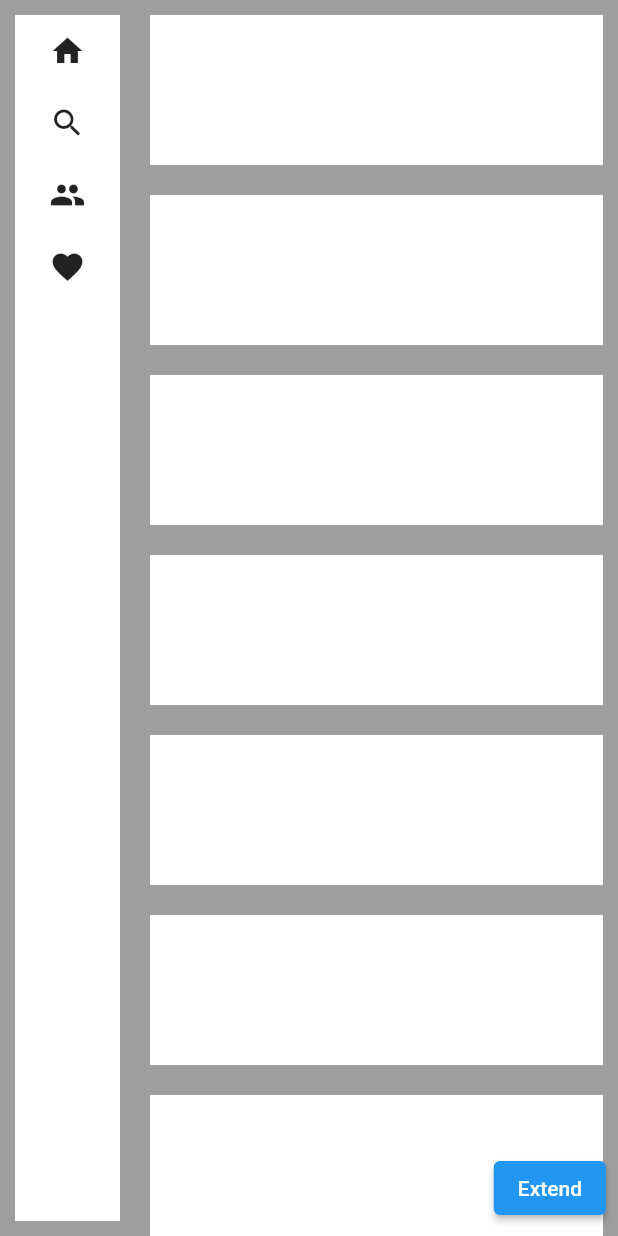
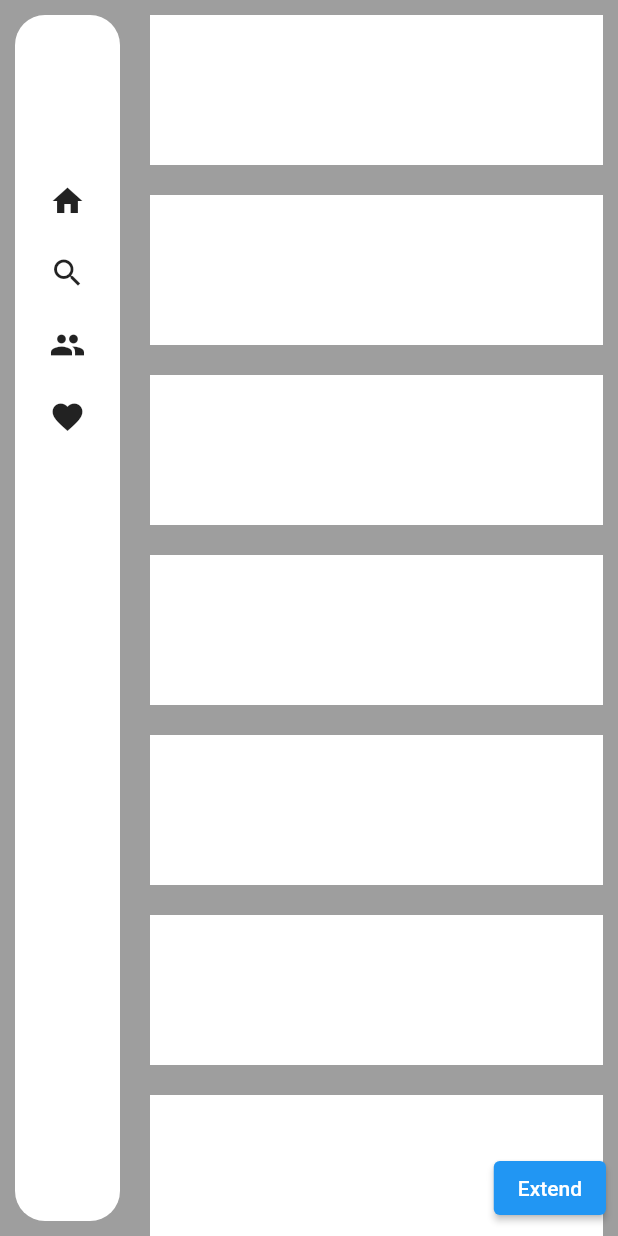
Before and after one commit to Frezyx/sidebarx, a Flutter app: the screen it shows after launch, on a phone screen of 412 x 824 dp. Run offline on Flutter 3.47's test engine with Material 2 defaults, Android fonts, the phone set to English and light mode, and no system bars.

Commit message:
Add cell widget & update theme

```diff
--- a/example/lib/main.dart
+++ b/example/lib/main.dart
@@ -25,25 +25,42 @@ class MyApp extends StatelessWidget {
               children: [
                 SidebarX(
                   controller: _controller,
-                  theme: const SidebarXTheme(
+                  theme: SidebarXTheme(
+                    decoration: BoxDecoration(
+                      color: Colors.white,
+                      borderRadius: BorderRadius.circular(20),
+                    ),
+                    margin: const EdgeInsets.all(10),
+                  ),
+                  headerBuilder: (context, extended) {
+                    return Container(
+                      height: 100,
+                    );
+                  },
+                  extendedTheme: const SidebarXTheme(
+                    width: 240,
                     decoration: BoxDecoration(color: Colors.white),
-                    margin: EdgeInsets.all(10),
-                  ),
-                  extendedTheme: const SidebarXTheme(
-                    width: 140,
-                    decoration: BoxDecoration(color: Colors.white),
-                    margin: EdgeInsets.all(10),
                   ),
                   items: [
                     SidebarXItem(
                       icon: Icons.home,
+                      label: 'Home',
                       onTap: () {
                         debugPrint('Hello');
                       },
                     ),
-                    const SidebarXItem(icon: Icons.search),
-                    const SidebarXItem(icon: Icons.people),
-                    const SidebarXItem(icon: Icons.favorite),
+                    const SidebarXItem(
+                      icon: Icons.search,
+                      label: 'Search',
+                    ),
+                    const SidebarXItem(
+                      icon: Icons.people,
+                      label: 'People',
+                    ),
+                    const SidebarXItem(
+                      icon: Icons.favorite,
+                      label: 'Favorite',
+                    ),
                   ],
                 ),
                 Expanded(
--- a/lib/src/models/sidebarx_item.dart
+++ b/lib/src/models/sidebarx_item.dart
@@ -3,9 +3,11 @@ import 'package:flutter/cupertino.dart';
 class SidebarXItem {
   const SidebarXItem({
     required this.icon,
+    this.label,
     this.onTap,
   });
 
   final IconData icon;
+  final String? label;
   final Function()? onTap;
 }
--- a/lib/src/sidebarx_base.dart
+++ b/lib/src/sidebarx_base.dart
@@ -7,51 +7,58 @@ class SidebarX extends StatelessWidget {
     required this.controller,
     this.items = const [],
     this.theme = const SidebarXTheme(),
-    this.extendedTheme = const SidebarXTheme(),
+    this.extendedTheme,
+    this.headerBuilder,
+    this.footerBuilder,
   }) : super(key: key);
 
   final SidebarXTheme theme;
-  final SidebarXTheme extendedTheme;
+
+  /// Theme of extended sidebar
+  /// Using [theme] if [extendedTheme] is null
+  final SidebarXTheme? extendedTheme;
   final List<SidebarXItem> items;
   final SidebarXController controller;
+
+  final Widget Function(BuildContext context, bool extended)? headerBuilder;
+  final Widget Function(BuildContext context, bool extended)? footerBuilder;
 
   @override
   Widget build(BuildContext context) {
     return AnimatedBuilder(
       animation: controller,
       builder: (context, child) {
+        final selectedTheme =
+            controller.extended ? extendedTheme ?? theme : theme;
+        final t = selectedTheme.mergeFlutterTheme(context);
+
         return AnimatedContainer(
           duration: const Duration(milliseconds: 300),
-          width: controller.extended ? extendedTheme.width : theme.width,
-          height: double.infinity,
-          padding: controller.extended ? extendedTheme.padding : theme.padding,
-          margin: controller.extended ? extendedTheme.margin : theme.margin,
-          decoration:
-              controller.extended ? extendedTheme.decoration : theme.decoration,
+          width: t.width,
+          height: t.height,
+          padding: t.padding,
+          margin: t.margin,
+          decoration: t.decoration,
           child: Column(
             children: [
-              // Container(
-              //   height: 200,
-              //   color: Colors.red,
-              // ),
+              headerBuilder?.call(context, controller.extended) ??
+                  const SizedBox(),
               Expanded(
                 child: ListView.builder(
                   itemCount: items.length,
                   itemBuilder: (context, index) {
                     final item = items[index];
-                    return IconButton(
-                      icon: Icon(item.icon),
-                      onPressed: () {
-                        item.onTap?.call();
-                      },
+                    return SidebarXCell(
+                      item: item,
+                      theme: t,
+                      extended: controller.extended,
+                      selected: controller.selectedIndex == index,
                     );
                   },
                 ),
               ),
-              // Container(
-              //   height: 200,
-              //   color: Colors.green,
-              // ),
+              footerBuilder?.call(context, controller.extended) ??
+                  const SizedBox()
             ],
           ),
         );
--- a/lib/src/src.dart
+++ b/lib/src/src.dart
@@ -2,3 +2,4 @@ export 'sidebarx_base.dart';
 export 'theme/theme.dart';
 export 'models/sidebarx_item.dart';
 export 'controller/controller.dart';
+export 'widgets/widgets.dart';
--- a/lib/src/theme/sidebarx_theme.dart
+++ b/lib/src/theme/sidebarx_theme.dart
@@ -3,13 +3,53 @@ import 'package:flutter/material.dart';
 class SidebarXTheme {
   const SidebarXTheme({
     this.width = 70,
+    this.height = double.infinity,
     this.padding = EdgeInsets.zero,
     this.margin = EdgeInsets.zero,
-    this.decoration = const BoxDecoration(),
+    this.decoration,
+    this.iconTheme,
+    this.selectedIconTheme,
+    this.textStyle,
+    this.selectedTextStyle,
+    this.itemDecoration,
+    this.selectedItemDecoration,
   });
 
   final double width;
+  final double height;
   final EdgeInsets padding;
   final EdgeInsets margin;
-  final BoxDecoration decoration;
+  final BoxDecoration? decoration;
+
+  final IconThemeData? iconTheme;
+  final IconThemeData? selectedIconTheme;
+  final TextStyle? textStyle;
+  final TextStyle? selectedTextStyle;
+  final BoxDecoration? itemDecoration;
+  final BoxDecoration? selectedItemDecoration;
+
+  /// Method to get default flutter theme settings
+  SidebarXTheme mergeFlutterTheme(BuildContext context) {
+    final theme = Theme.of(context);
+    return SidebarXTheme(
+      width: width,
+      padding: padding,
+      margin: margin,
+      decoration: decoration ?? BoxDecoration(color: theme.cardColor),
+    );
+  }
+
+  SidebarXTheme copyWith({
+    double? width,
+    EdgeInsets? padding,
+    EdgeInsets? margin,
+    BoxDecoration? decoration,
+  }) {
+    return SidebarXTheme(
+      width: width ?? this.width,
+      padding: padding ?? this.padding,
+      margin: margin ?? this.margin,
+      decoration: decoration ?? this.decoration,
+    );
+  }
 }
--- /dev/null
+++ b/lib/src/widgets/sidebarx_cell.dart
@@ -0,0 +1,61 @@
+import 'package:flutter/material.dart';
+import 'package:sidebarx/sidebarx.dart';
+
+class SidebarXCell extends StatelessWidget {
+  const SidebarXCell({
+    Key? key,
+    required this.item,
+    required this.extended,
+    required this.selected,
+    required this.theme,
+  }) : super(key: key);
+
+  final bool extended;
+  final bool selected;
+  final SidebarXItem item;
+  final SidebarXTheme theme;
+
+  @override
+  Widget build(BuildContext context) {
+    final iconTheme = selected ? theme.selectedIconTheme : theme.iconTheme;
+    final textStyle = selected ? theme.selectedTextStyle : theme.textStyle;
+    final decoration =
+        selected ? theme.selectedItemDecoration : theme.decoration;
+    return Container(
+      decoration: decoration,
+      child: Row(
+        mainAxisAlignment: MainAxisAlignment.spaceEvenly,
+        children: [
+          Flexible(flex: 4, child: _Icon(item: item, iconTheme: iconTheme)),
+          if (extended)
+            Flexible(flex: 6, child: Text(item.label ?? '', style: textStyle)),
+        ],
+      ),
+    );
+  }
+}
+
+class _Icon extends StatelessWidget {
+  const _Icon({
+    Key? key,
+    required this.item,
+    required this.iconTheme,
+  }) : super(key: key);
+
+  final SidebarXItem item;
+  final IconThemeData? iconTheme;
+
+  @override
+  Widget build(BuildContext context) {
+    return IconButton(
+      icon: Icon(
+        item.icon,
+        color: iconTheme?.color,
+        size: iconTheme?.size,
+      ),
+      onPressed: () {
+        item.onTap?.call();
+      },
+    );
+  }
+}
--- /dev/null
+++ b/lib/src/widgets/widgets.dart
@@ -0,0 +1 @@
+export 'sidebarx_cell.dart';
```
